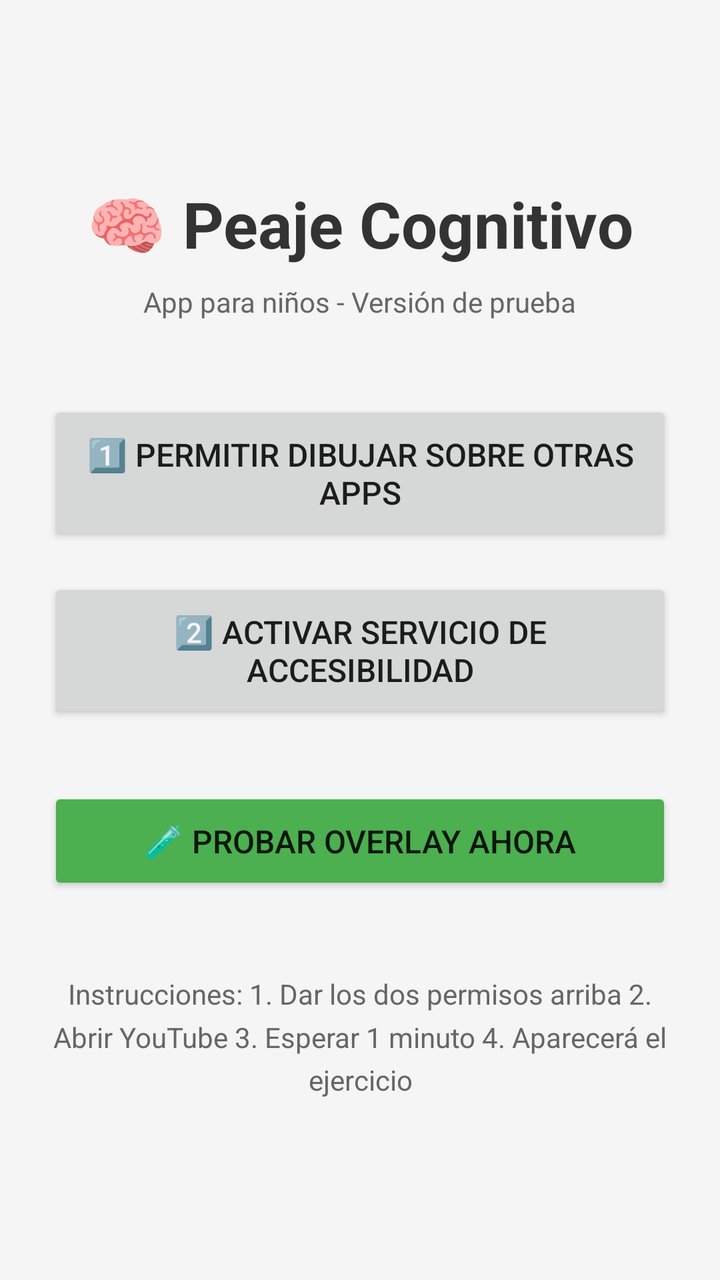
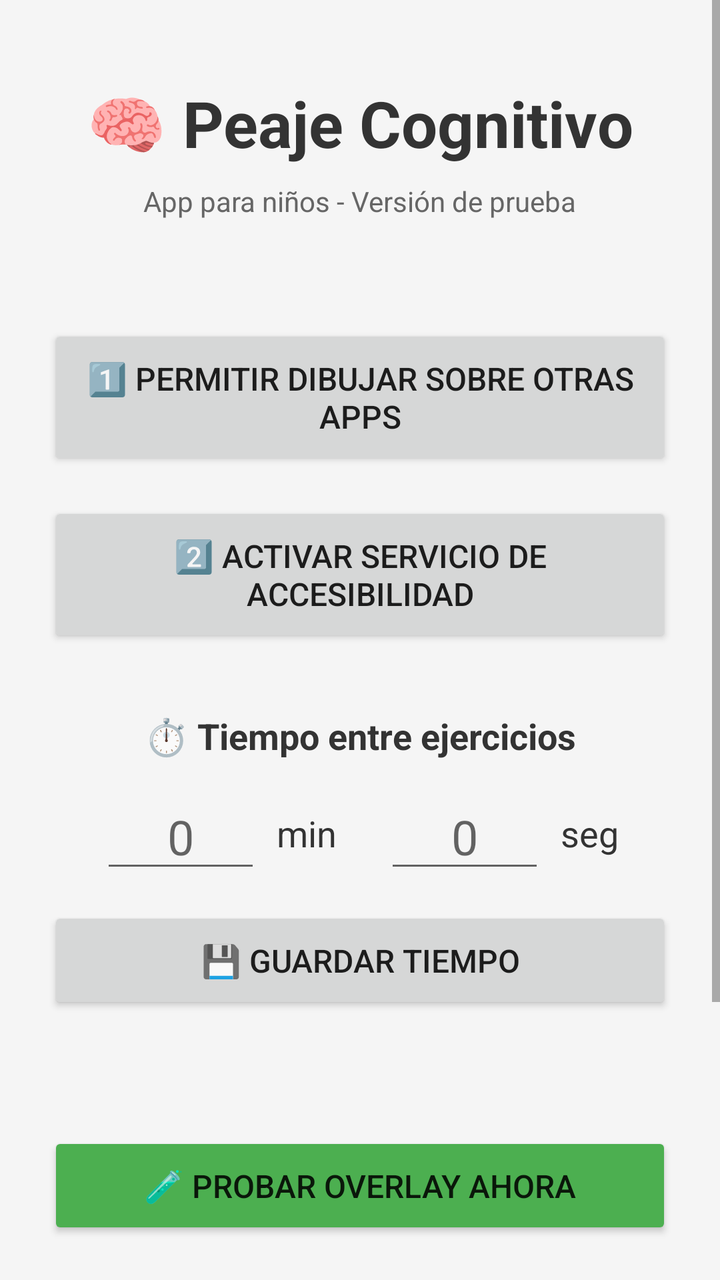

Before-and-after screenshots of an Android layout around one commit, followed by the original layout XML and the change that was made.
<!-- AndroidManifest.xml: application theme Theme.AppCompat.Light.DarkActionBar -->
<!-- res/layout/activity_main.xml -->
<?xml version="1.0" encoding="utf-8"?>
<LinearLayout xmlns:android="http://schemas.android.com/apk/res/android"
    android:layout_width="match_parent"
    android:layout_height="match_parent"
    android:gravity="center"
    android:orientation="vertical"
    android:padding="24dp"
    android:background="#F5F5F5">

    <TextView
        android:layout_width="wrap_content"
        android:layout_height="wrap_content"
        android:text="🧠 Peaje Cognitivo"
        android:textSize="32sp"
        android:textStyle="bold"
        android:textColor="#333"
        android:layout_marginBottom="8dp" />

    <TextView
        android:layout_width="wrap_content"
        android:layout_height="wrap_content"
        android:text="App para niños - Versión de prueba"
        android:textSize="14sp"
        android:textColor="#666"
        android:layout_marginBottom="40dp" />

    <Button
        android:id="@+id/btnEnableOverlay"
        android:layout_width="match_parent"
        android:layout_height="wrap_content"
        android:text="1️⃣ Permitir dibujar sobre otras apps"
        android:textSize="16sp"
        android:padding="16dp" />

    <Button
        android:id="@+id/btnEnableAccessibility"
        android:layout_width="match_parent"
        android:layout_height="wrap_content"
        android:layout_marginTop="16dp"
        android:text="2️⃣ Activar servicio de accesibilidad"
        android:textSize="16sp"
        android:padding="16dp" />

    <Button
        android:id="@+id/btnTestOverlay"
        android:layout_width="match_parent"
        android:layout_height="wrap_content"
        android:layout_marginTop="32dp"
        android:text="🧪 Probar overlay ahora"
        android:textSize="16sp"
        android:padding="16dp"
        android:backgroundTint="#4CAF50" />

    <TextView
        android:layout_width="wrap_content"
        android:layout_height="wrap_content"
        android:layout_marginTop="40dp"
        android:text="Instrucciones:
1. Dar los dos permisos arriba
2. Abrir YouTube
3. Esperar 1 minuto
4. Aparecerá el ejercicio"
        android:textSize="14sp"
        android:textColor="#666"
        android:gravity="center"
        android:lineSpacingMultiplier="1.3" />

</LinearLayout>
<!-- resources referenced by this layout -->
<resources>

</resources>

<!-- the commit's change to res/layout/activity_main.xml (unified diff, before → after) -->
@@ -1,68 +1,153 @@
 <?xml version="1.0" encoding="utf-8"?>
-<LinearLayout xmlns:android="http://schemas.android.com/apk/res/android"
+<ScrollView xmlns:android="http://schemas.android.com/apk/res/android"
     android:layout_width="match_parent"
     android:layout_height="match_parent"
-    android:gravity="center"
-    android:orientation="vertical"
-    android:padding="24dp"
-    android:background="#F5F5F5">
+    android:background="#F5F5F5"
+    android:fillViewport="true">
 
-    <TextView
-        android:layout_width="wrap_content"
-        android:layout_height="wrap_content"
-        android:text="🧠 Peaje Cognitivo"
-        android:textSize="32sp"
-        android:textStyle="bold"
-        android:textColor="#333"
-        android:layout_marginBottom="8dp" />
-
-    <TextView
-        android:layout_width="wrap_content"
-        android:layout_height="wrap_content"
-        android:text="App para niños - Versión de prueba"
-        android:textSize="14sp"
-        android:textColor="#666"
-        android:layout_marginBottom="40dp" />
-
-    <Button
-        android:id="@+id/btnEnableOverlay"
+    <LinearLayout
         android:layout_width="match_parent"
         android:layout_height="wrap_content"
-        android:text="1️⃣ Permitir dibujar sobre otras apps"
-        android:textSize="16sp"
-        android:padding="16dp" />
+        android:gravity="center_horizontal"
+        android:orientation="vertical"
+        android:padding="24dp">
 
-    <Button
-        android:id="@+id/btnEnableAccessibility"
-        android:layout_width="match_parent"
-        android:layout_height="wrap_content"
-        android:layout_marginTop="16dp"
-        android:text="2️⃣ Activar servicio de accesibilidad"
-        android:textSize="16sp"
-        android:padding="16dp" />
+        <TextView
+            android:layout_width="wrap_content"
+            android:layout_height="wrap_content"
+            android:layout_marginTop="16dp"
+            android:layout_marginBottom="8dp"
+            android:text="🧠 Peaje Cognitivo"
+            android:textColor="#333"
+            android:textSize="32sp"
+            android:textStyle="bold" />
 
-    <Button
-        android:id="@+id/btnTestOverlay"
-        android:layout_width="match_parent"
-        android:layout_height="wrap_content"
-        android:layout_marginTop="32dp"
-        android:text="🧪 Probar overlay ahora"
-        android:textSize="16sp"
-        android:padding="16dp"
-        android:backgroundTint="#4CAF50" />
+        <TextView
+            android:layout_width="wrap_content"
+            android:layout_height="wrap_content"
+            android:layout_marginBottom="4dp"
+            android:text="App para niños - Versión de prueba"
+            android:textColor="#666"
+            android:textSize="14sp" />
 
-    <TextView
-        android:layout_width="wrap_content"
-        android:layout_height="wrap_content"
-        android:layout_marginTop="40dp"
-        android:text="Instrucciones:
-1. Dar los dos permisos arriba
-2. Abrir YouTube
-3. Esperar 1 minuto
-4. Aparecerá el ejercicio"
-        android:textSize="14sp"
-        android:textColor="#666"
-        android:gravity="center"
-        android:lineSpacingMultiplier="1.3" />
+        <TextView
+            android:id="@+id/tvVersion"
+            android:layout_width="wrap_content"
+            android:layout_height="wrap_content"
+            android:layout_marginBottom="32dp"
+            android:textColor="#999"
+            android:textSize="12sp" />
 
-</LinearLayout>
+        <Button
+            android:id="@+id/btnEnableOverlay"
+            android:layout_width="match_parent"
+            android:layout_height="wrap_content"
+            android:padding="16dp"
+            android:text="1️⃣ Permitir dibujar sobre otras apps"
+            android:textSize="16sp" />
+
+        <Button
+            android:id="@+id/btnEnableAccessibility"
+            android:layout_width="match_parent"
+            android:layout_height="wrap_content"
+            android:layout_marginTop="16dp"
+            android:padding="16dp"
+            android:text="2️⃣ Activar servicio de accesibilidad"
+            android:textSize="16sp" />
+
+        <TextView
+            android:layout_width="wrap_content"
+            android:layout_height="wrap_content"
+            android:layout_marginTop="32dp"
+            android:text="⏱️ Tiempo entre ejercicios"
+            android:textColor="#333"
+            android:textSize="18sp"
+            android:textStyle="bold" />
+
+        <LinearLayout
+            android:layout_width="wrap_content"
+            android:layout_height="wrap_content"
+            android:layout_marginTop="12dp"
+            android:gravity="center_vertical"
+            android:orientation="horizontal">
+
+            <EditText
+                android:id="@+id/etMinutes"
+                android:layout_width="80dp"
+                android:layout_height="wrap_content"
+                android:gravity="center"
+                android:hint="0"
+                android:importantForAutofill="no"
+                android:inputType="number"
+                android:maxLength="3"
+                android:textSize="24sp" />
+
+            <TextView
+                android:layout_width="wrap_content"
+                android:layout_height="wrap_content"
+                android:layout_marginStart="8dp"
+                android:layout_marginEnd="24dp"
+                android:text="min"
+                android:textColor="#333"
+                android:textSize="18sp" />
+
+            <EditText
+                android:id="@+id/etSeconds"
+                android:layout_width="80dp"
+                android:layout_height="wrap_content"
+                android:gravity="center"
+                android:hint="0"
+                android:importantForAutofill="no"
+                android:inputType="number"
+                android:maxLength="2"
+                android:textSize="24sp" />
+
+            <TextView
+                android:layout_width="wrap_content"
+                android:layout_height="wrap_content"
+                android:layout_marginStart="8dp"
+                android:text="seg"
+                android:textColor="#333"
+                android:textSize="18sp" />
+        </LinearLayout>
+
+        <Button
+            android:id="@+id/btnSaveInterval"
+            android:layout_width="match_parent"
+            android:layout_height="wrap_content"
+            android:layout_marginTop="12dp"
+            android:padding="16dp"
+            android:text="💾 Guardar tiempo"
+            android:textSize="16sp" />
+
+        <TextView
+            android:id="@+id/tvIntervalCurrent"
+            android:layout_width="wrap_content"
+            android:layout_height="wrap_content"
+            android:layout_marginTop="8dp"
+            android:textColor="#666"
+            android:textSize="14sp" />
+
+        <Button
+            android:id="@+id/btnTestOverlay"
+            android:layout_width="match_parent"
+            android:layout_height="wrap_content"
+            android:layout_marginTop="32dp"
+            android:backgroundTint="#4CAF50"
+            android:padding="16dp"
+            android:text="🧪 Probar overlay ahora"
+            android:textSize="16sp" />
+
+        <TextView
+            android:layout_width="wrap_content"
+            android:layout_height="wrap_content"
+            android:layout_marginTop="32dp"
+            android:layout_marginBottom="16dp"
+            android:gravity="center"
+            android:lineSpacingMultiplier="1.3"
+            android:text="Instrucciones:\n1. Dar los dos permisos arriba\n2. Elegir el tiempo entre ejercicios\n3. Abrir YouTube\n4. Esperar el tiempo elegido\n5. Aparecerá el ejercicio"
+            android:textColor="#666"
+            android:textSize="14sp" />
+
+    </LinearLayout>
+</ScrollView>
